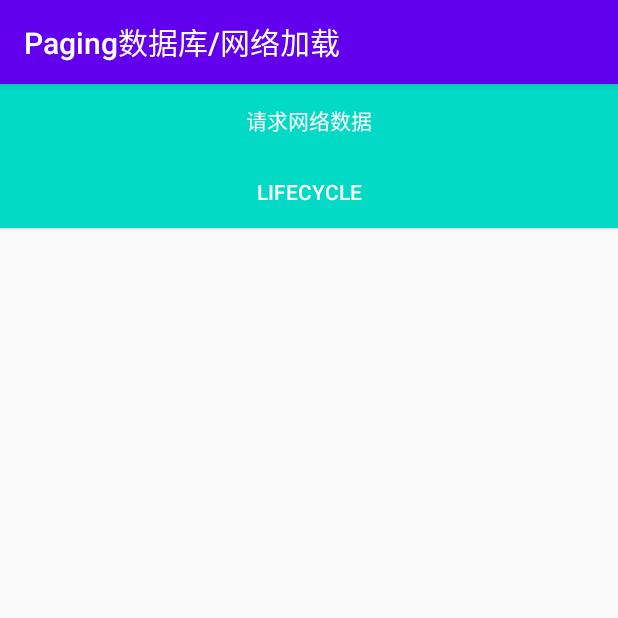
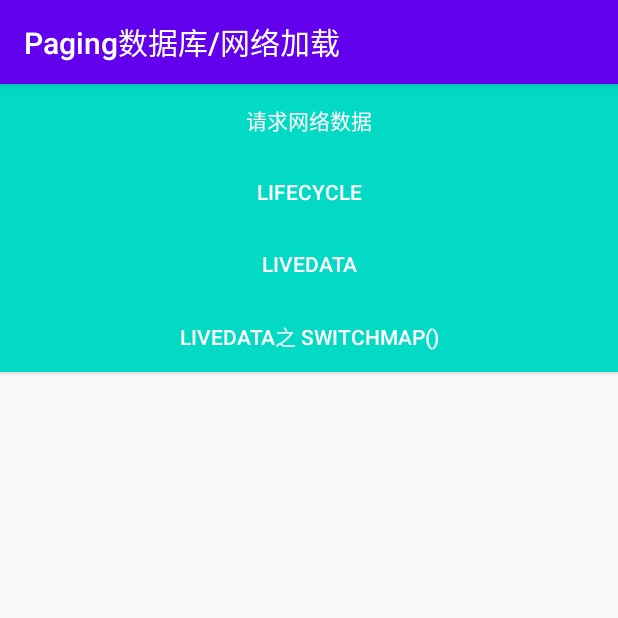
Before and after one commit to OnexZgj/Jetpack_Component, an Android app: the screen it shows after launch (MainActivity), on a phone screen of 412 x 824 dp, the top half of it. Run offline under Robolectric (Android 15) with nearby library versions, the phone set to English and light mode, and no system bars; our stand-ins replace paging; libraries missing offline, so code that uses them is left out: androidx.paging; 2 statements that could not run were skipped.

Commit message:
LiveData的使用及介绍

```diff
--- a/app/src/main/AndroidManifest.xml
+++ b/app/src/main/AndroidManifest.xml
@@ -12,7 +12,9 @@
         android:roundIcon="@mipmap/ic_launcher_round"
         android:supportsRtl="true"
         android:theme="@style/AppTheme">
-        <activity android:name=".lifecycle.MyLifecycleOwnerActivity"></activity>
+        <activity android:name=".livedata.SwitchMapActivity"></activity>
+        <activity android:name=".livedata.LiveDataActivity" />
+        <activity android:name=".lifecycle.MyLifecycleOwnerActivity" />
         <activity android:name=".lifecycle.LifecycleActivity" />
         <activity android:name=".NetPagingActivity" />
         <activity android:name=".MainActivity">
--- a/app/src/main/java/com/onexzgj/inspur/pageingsample/MainActivity.kt
+++ b/app/src/main/java/com/onexzgj/inspur/pageingsample/MainActivity.kt
@@ -6,6 +6,8 @@ import android.os.Bundle
 import androidx.activity.viewModels
 import androidx.lifecycle.Observer
 import com.onexzgj.inspur.pageingsample.lifecycle.LifecycleActivity
+import com.onexzgj.inspur.pageingsample.livedata.LiveDataActivity
+import com.onexzgj.inspur.pageingsample.livedata.SwitchMapActivity
 import kotlinx.android.synthetic.main.activity_main.*
 
 class MainActivity : AppCompatActivity() {
@@ -27,6 +29,14 @@ class MainActivity : AppCompatActivity() {
             startActivity(Intent(this, LifecycleActivity::class.java))
         }
 
+        btn_livedata.setOnClickListener {
+            startActivity(Intent(this, LiveDataActivity::class.java))
+        }
+
+        btn_switch_map.setOnClickListener {
+            startActivity(Intent(this, SwitchMapActivity::class.java))
+        }
+
 
         val adapter = CheeseAdapter()
         rv_am_list.adapter = adapter
--- a/app/src/main/java/com/onexzgj/inspur/pageingsample/lifecycle/LifecycleActivity.kt
+++ b/app/src/main/java/com/onexzgj/inspur/pageingsample/lifecycle/LifecycleActivity.kt
@@ -17,6 +17,10 @@ class LifecycleActivity : AppCompatActivity() {
     override fun onCreate(savedInstanceState: Bundle?) {
         super.onCreate(savedInstanceState)
         setContentView(R.layout.activity_lifecycle)
+
+
+        setTitle("LifeCycle使用")
+
 //        myLocationListener = MyLocationListener(this) {
 //            //更新UI
 //        }
--- a/app/src/main/res/layout/activity_main.xml
+++ b/app/src/main/res/layout/activity_main.xml
@@ -25,6 +25,24 @@
         android:text="Lifecycle" />
 
 
+    <Button
+        android:id="@+id/btn_livedata"
+        android:layout_width="match_parent"
+        android:layout_height="wrap_content"
+        android:background="@color/colorAccent"
+        android:textColor="@color/white"
+        android:text="LiveData" />
+
+
+    <Button
+        android:id="@+id/btn_switch_map"
+        android:layout_width="match_parent"
+        android:layout_height="wrap_content"
+        android:background="@color/colorAccent"
+        android:textColor="@color/white"
+        android:text="LiveData之 SwitchMap()" />
+
+
     <androidx.recyclerview.widget.RecyclerView
         android:id="@+id/rv_am_list"
         android:layout_width="match_parent"
```
Also changed, not shown: app/src/main/java/com/onexzgj/inspur/pageingsample/livedata/LiveDataActivity.kt (added, +50 -0 lines), app/src/main/java/com/onexzgj/inspur/pageingsample/livedata/SwitchMapActivity.kt (added, +55 -0 lines), app/src/main/res/layout/activity_live_data.xml (added, +26 -0 lines), app/src/main/res/layout/activity_switch_map.xml (added, +9 -0 lines).
